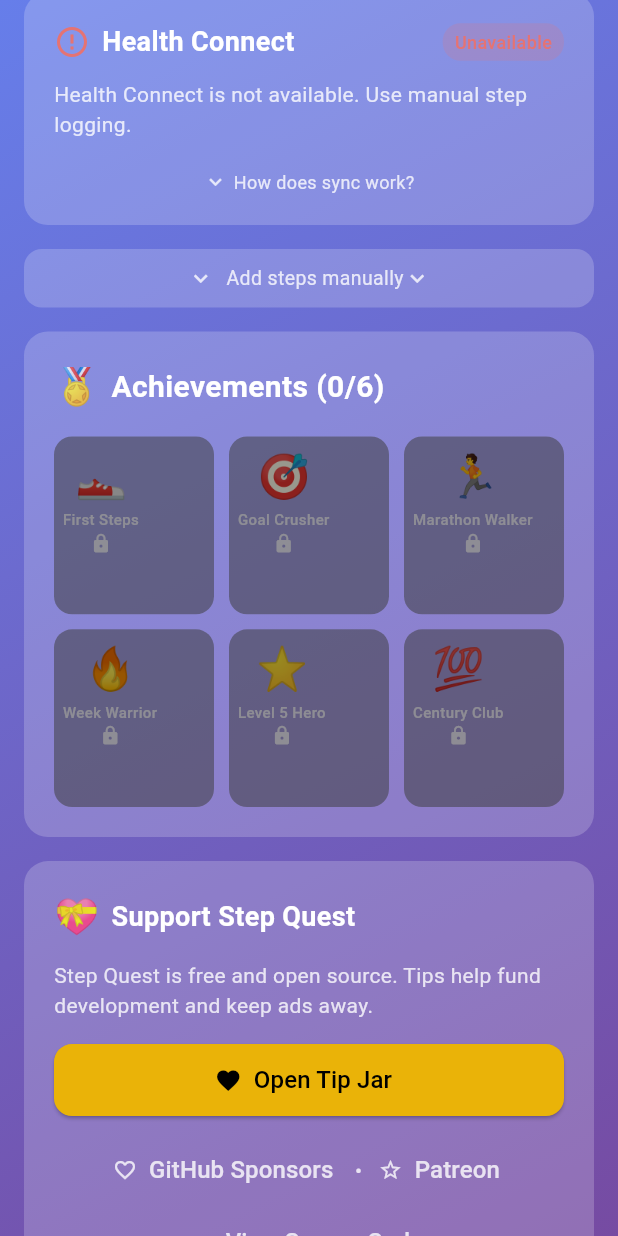
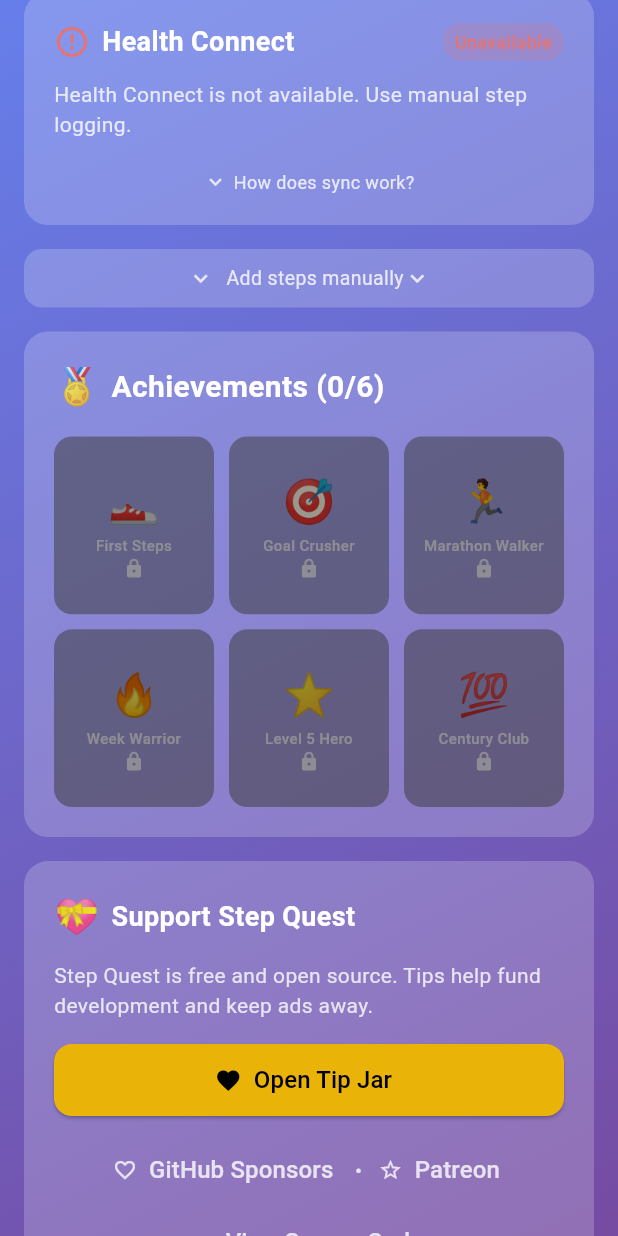
Before and after one commit to aaronjohnson/step_quest, a Flutter app: the screen it shows after launch, scrolled down 576 dp, on a phone screen of 412 x 824 dp. Run offline on Flutter 3.47's test engine with Material 3 defaults, Android fonts, the phone set to English and light mode, and no system bars; our stand-ins replace flutter_riverpod, permission_handler, shared_preferences; missing offline and left inert: health, pedometer_2, wear_plus.

Commit message:
Fix achievement tile centering
Wrapped tile content in Center widget to properly center
the emoji and text within each grid cell.

Fixes #2

Co-Authored-By: Claude Opus 4.5 <noreply@anthropic.com>

```diff
--- a/lib/widgets/achievements_card.dart
+++ b/lib/widgets/achievements_card.dart
@@ -82,7 +82,8 @@ class _AchievementTile extends StatelessWidget {
         ),
         child: Stack(
           children: [
-            Padding(
+            Center(
+              child: Padding(
                 padding: const EdgeInsets.all(6),
                 child: Column(
                   mainAxisAlignment: MainAxisAlignment.center,
@@ -118,6 +119,7 @@ class _AchievementTile extends StatelessWidget {
                     color: isUnlocked ? AppColors.accentGreen : AppColors.textSecondary,
                   ),
                   ],
+                ),
               ),
             ),
             if (!isUnlocked)
```
Lines whose indentation alone changed are shown as unchanged.
